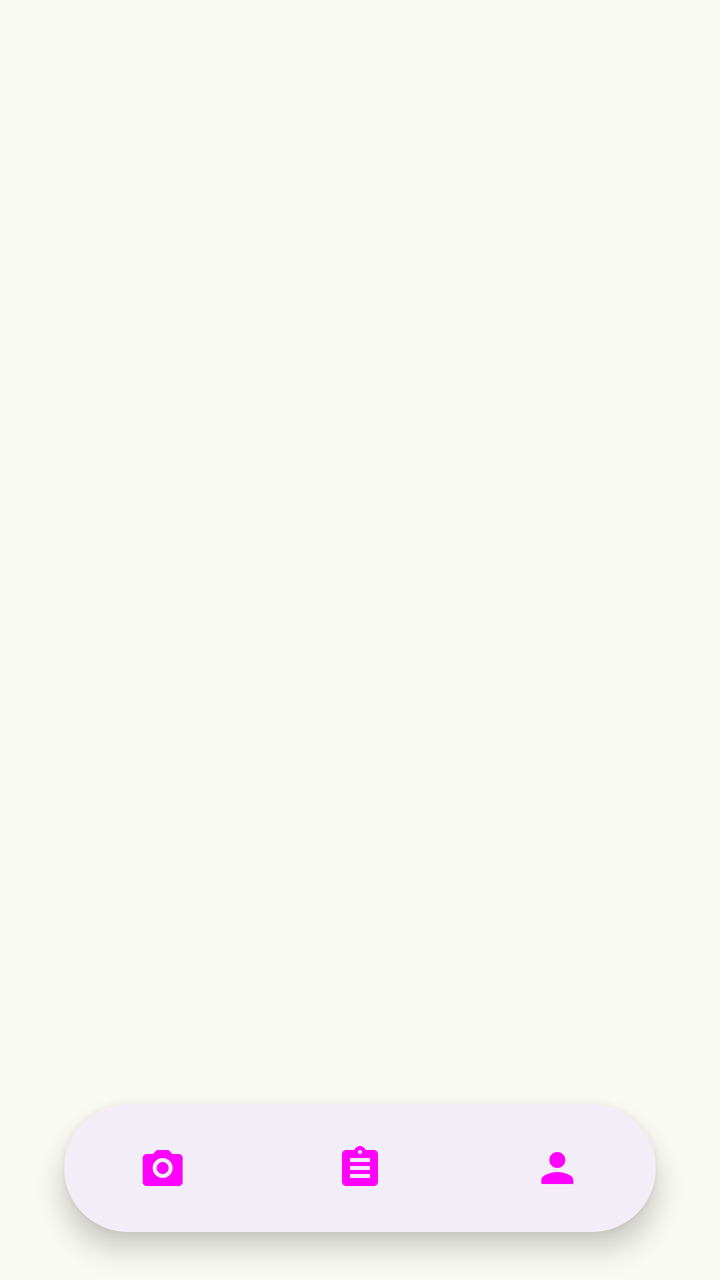
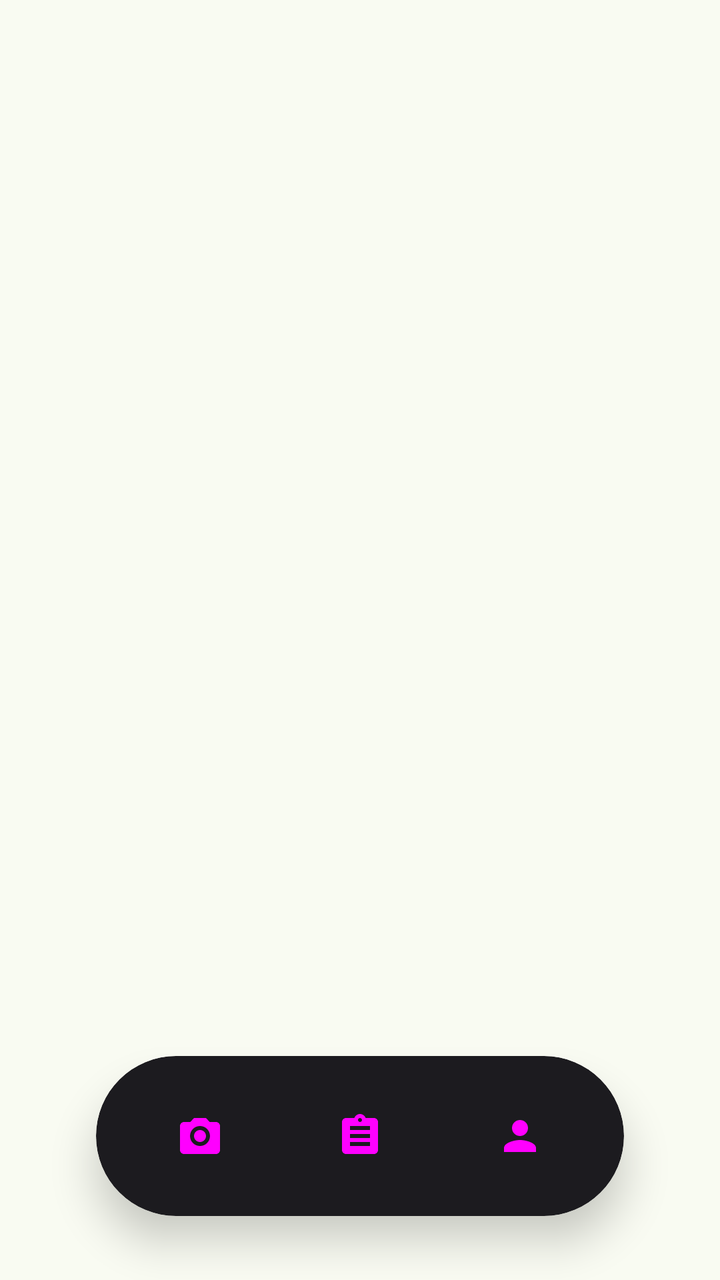

Before-and-after screenshots of an Android layout around one commit, followed by the original layout XML and the change that was made.
<!-- AndroidManifest.xml: application theme Theme.ScaScan -->
<!-- res/layout/fragment_main.xml -->
<?xml version="1.0" encoding="utf-8"?>
<androidx.constraintlayout.widget.ConstraintLayout
    xmlns:android="http://schemas.android.com/apk/res/android"
    xmlns:app="http://schemas.android.com/apk/res-auto"
    android:layout_width="match_parent"
    android:layout_height="match_parent"
    android:background="?android:colorBackground">

    <androidx.viewpager2.widget.ViewPager2
        android:id="@+id/viewPager"
        android:layout_width="0dp"
        android:layout_height="0dp"
        app:layout_constraintTop_toTopOf="parent"
        app:layout_constraintBottom_toBottomOf="parent"
        app:layout_constraintStart_toStartOf="parent"
        app:layout_constraintEnd_toEndOf="parent" />

    <com.google.android.material.progressindicator.LinearProgressIndicator
        android:id="@+id/analysisProgress"
        android:layout_width="match_parent"
        android:layout_height="4dp"
        android:indeterminate="true"
        android:visibility="gone"
        app:trackCornerRadius="0dp"
        app:layout_constraintTop_toTopOf="parent" />

    <com.google.android.material.card.MaterialCardView
        android:id="@+id/navCard"
        android:layout_width="0dp"
        android:layout_height="64dp"
        android:layout_marginBottom="24dp"
        android:layout_marginStart="32dp"
        android:layout_marginEnd="32dp"
        android:hapticFeedbackEnabled="true"
        app:cardCornerRadius="32dp"
        app:cardElevation="8dp"
        app:cardBackgroundColor="?attr/colorSurfaceContainer"
        app:strokeWidth="0dp"
        app:layout_constraintBottom_toBottomOf="parent"
        app:layout_constraintStart_toStartOf="parent"
        app:layout_constraintEnd_toEndOf="parent">

        <FrameLayout
            android:layout_width="match_parent"
            android:layout_height="match_parent">

            
            <View
                android:id="@+id/nav_indicator"
                android:layout_width="0dp"
                android:layout_height="48dp"
                android:layout_gravity="center_vertical"
                android:background="@drawable/nav_indicator_background" />

            <LinearLayout
                android:layout_width="match_parent"
                android:layout_height="match_parent"
                android:orientation="horizontal"
                android:baselineAligned="false">

                <FrameLayout
                    android:id="@+id/nav_home"
                    android:layout_width="0dp"
                    android:layout_height="match_parent"
                    android:layout_weight="1"
                    android:clickable="true"
                    android:focusable="true"
                    android:hapticFeedbackEnabled="true">

                    <ImageView
                        android:id="@+id/icon_home"
                        android:layout_width="24dp"
                        android:layout_height="24dp"
                        android:layout_gravity="center"
                        android:src="@drawable/ic_camera"
                        app:tint="@color/nav_item_tint"
                        android:contentDescription="@string/nav_scan" />
                </FrameLayout>

                <FrameLayout
                    android:id="@+id/nav_log"
                    android:layout_width="0dp"
                    android:layout_height="match_parent"
                    android:layout_weight="1"
                    android:clickable="true"
                    android:focusable="true"
                    android:hapticFeedbackEnabled="true">

                    <ImageView
                        android:id="@+id/icon_log"
                        android:layout_width="24dp"
                        android:layout_height="24dp"
                        android:layout_gravity="center"
                        android:src="@drawable/ic_nav_log"
                        app:tint="@color/nav_item_tint"
                        android:contentDescription="@string/nav_log" />
                </FrameLayout>

                <FrameLayout
                    android:id="@+id/nav_profile"
                    android:layout_width="0dp"
                    android:layout_height="match_parent"
                    android:layout_weight="1"
                    android:clickable="true"
                    android:focusable="true"
                    android:hapticFeedbackEnabled="true">

                    <ImageView
                        android:id="@+id/icon_profile"
                        android:layout_width="24dp"
                        android:layout_height="24dp"
                        android:layout_gravity="center"
                        android:src="@drawable/ic_nav_profile"
                        app:tint="@color/nav_item_tint"
                        android:contentDescription="@string/nav_profile" />
                </FrameLayout>

            </LinearLayout>
        </FrameLayout>

    </com.google.android.material.card.MaterialCardView>

</androidx.constraintlayout.widget.ConstraintLayout>
<!-- resources referenced by this layout -->
<resources>
  <!-- drawable ic_camera (drawable) -->
  <?xml version="1.0" encoding="utf-8"?>
  <vector xmlns:android="http://schemas.android.com/apk/res/android"
      android:width="24dp"
      android:height="24dp"
      android:viewportWidth="24"
      android:viewportHeight="24">
      <path
          android:fillColor="@android:color/white"
          android:pathData="M20,5H16.83L15,3H9L7.17,5H4C2.9,5 2,5.9 2,7v12c0,1.1 0.9,2 2,2h16c1.1,0 2,-0.9 2,-2V7C22,5.9 21.1,5 20,5zM12,17c-2.76,0 -5,-2.24 -5,-5s2.24,-5 5,-5 5,2.24 5,5S14.76,17 12,17zM12,9c-1.66,0 -3,1.34 -3,3s1.34,3 3,3 3,-1.34 3,-3S13.66,9 12,9z" />
  </vector>
  <!-- drawable ic_nav_log (drawable) -->
  <?xml version="1.0" encoding="utf-8"?>
  <vector xmlns:android="http://schemas.android.com/apk/res/android"
      android:width="24dp"
      android:height="24dp"
      android:viewportWidth="24"
      android:viewportHeight="24">
      <path
          android:fillColor="@android:color/white"
          android:pathData="M19,3H14.82C14.4,1.84 13.3,1 12,1C10.7,1 9.6,1.84 9.18,3H5C3.9,3 3,3.9 3,5v14c0,1.1 0.9,2 2,2h14c1.1,0 2,-0.9 2,-2V5C21,3.9 20.1,3 19,3zM12,3c0.55,0 1,0.45 1,1s-0.45,1 -1,1s-1,-0.45 -1,-1S11.45,3 12,3zM17,17H7v-2h10V17zM17,13H7v-2h10V13zM17,9H7V7h10V9z" />
  </vector>
  <!-- drawable ic_nav_profile (drawable) -->
  <?xml version="1.0" encoding="utf-8"?>
  <vector xmlns:android="http://schemas.android.com/apk/res/android"
      android:width="24dp"
      android:height="24dp"
      android:viewportWidth="24"
      android:viewportHeight="24">
      <path
          android:fillColor="@android:color/white"
          android:pathData="M12,12c2.21,0 4,-1.79 4,-4S14.21,4 12,4S8,5.79 8,8S9.79,12 12,12zM12,14c-2.67,0 -8,1.34 -8,4v2h16v-2C20,15.34 14.67,14 12,14z" />
  </vector>
  <!-- drawable nav_indicator_background (drawable) -->
  <?xml version="1.0" encoding="utf-8"?>
  <shape xmlns:android="http://schemas.android.com/apk/res/android">
      <solid android:color="?attr/colorPrimaryContainer" />
      <corners android:radius="24dp" />
  </shape>
  <string name="nav_log">Log</string>
  <string name="nav_profile">Profile</string>
  <string name="nav_scan">Scan</string>
  <color name="colorPrimary">#386A20</color>
  <color name="colorOnPrimary">#FFFFFF</color>
  <color name="colorBackground">#F9FBF2</color>
  <style name="ShapeAppearance.App.Pill" parent="">
          <item name="cornerFamily">rounded</item>
          <item name="cornerSize">50%</item>
      </style>
  <style name="ShapeAppearance.App.LargeRounded" parent="">
          <item name="cornerFamily">rounded</item>
          <item name="cornerSize">28dp</item>
      </style>
  <style name="Widget.App.Button" parent="Widget.Material3.Button">
          <item name="shapeAppearance">@style/ShapeAppearance.App.Pill</item>
          <item name="android:paddingStart">24dp</item>
          <item name="android:paddingEnd">24dp</item>
      </style>
  <style name="Widget.App.Button.Outlined" parent="Widget.Material3.Button.OutlinedButton">
          <item name="shapeAppearance">@style/ShapeAppearance.App.Pill</item>
          <item name="android:paddingStart">24dp</item>
          <item name="android:paddingEnd">24dp</item>
      </style>
  <style name="Widget.App.FloatingActionButton" parent="Widget.Material3.FloatingActionButton.Large.Primary">
          <item name="shapeAppearance">@style/ShapeAppearance.App.Pill</item>
      </style>
  <style name="Widget.App.ExtendedFab" parent="Widget.Material3.ExtendedFloatingActionButton.Primary">
          <item name="shapeAppearance">@style/ShapeAppearance.App.Pill</item>
      </style>
  <style name="Widget.App.Card" parent="Widget.Material3.CardView.Filled">
          <item name="shapeAppearance">@style/ShapeAppearance.App.LargeRounded</item>
          <item name="cardElevation">0dp</item>
          <item name="strokeWidth">0dp</item>
      </style>
  <!-- unchanged entries left out for length: 1 -->
</resources>

<!-- the commit's change to res/layout/fragment_main.xml (unified diff, before → after) -->
@@ -27,14 +27,14 @@
     <com.google.android.material.card.MaterialCardView
         android:id="@+id/navCard"
         android:layout_width="0dp"
-        android:layout_height="64dp"
-        android:layout_marginBottom="24dp"
-        android:layout_marginStart="32dp"
-        android:layout_marginEnd="32dp"
+        android:layout_height="80dp"
+        android:layout_marginBottom="32dp"
+        android:layout_marginStart="48dp"
+        android:layout_marginEnd="48dp"
         android:hapticFeedbackEnabled="true"
-        app:cardCornerRadius="32dp"
-        app:cardElevation="8dp"
-        app:cardBackgroundColor="?attr/colorSurfaceContainer"
+        app:cardCornerRadius="40dp"
+        app:cardElevation="12dp"
+        app:cardBackgroundColor="#1C1B1F"
         app:strokeWidth="0dp"
         app:layout_constraintBottom_toBottomOf="parent"
         app:layout_constraintStart_toStartOf="parent"
@@ -42,15 +42,8 @@
 
         <FrameLayout
             android:layout_width="match_parent"
-            android:layout_height="match_parent">
-
-            
-            <View
-                android:id="@+id/nav_indicator"
-                android:layout_width="0dp"
-                android:layout_height="48dp"
-                android:layout_gravity="center_vertical"
-                android:background="@drawable/nav_indicator_background" />
+            android:layout_height="match_parent"
+            android:paddingHorizontal="12dp">
 
             <LinearLayout
                 android:layout_width="match_parent"
@@ -58,62 +51,101 @@
                 android:orientation="horizontal"
                 android:baselineAligned="false">
 
-                <FrameLayout
+                
+                <LinearLayout
                     android:id="@+id/nav_home"
                     android:layout_width="0dp"
-                    android:layout_height="match_parent"
+                    android:layout_height="56dp"
                     android:layout_weight="1"
+                    android:layout_gravity="center_vertical"
+                    android:orientation="horizontal"
+                    android:gravity="center"
                     android:clickable="true"
                     android:focusable="true"
-                    android:hapticFeedbackEnabled="true">
+                    android:background="@drawable/nav_indicator_background">
 
                     <ImageView
                         android:id="@+id/icon_home"
                         android:layout_width="24dp"
                         android:layout_height="24dp"
-                        android:layout_gravity="center"
                         android:src="@drawable/ic_camera"
-                        app:tint="@color/nav_item_tint"
-                        android:contentDescription="@string/nav_scan" />
-                </FrameLayout>
+                        app:tint="@color/nav_item_tint" />
 
-                <FrameLayout
+                    <TextView
+                        android:id="@+id/label_home"
+                        android:layout_width="wrap_content"
+                        android:layout_height="wrap_content"
+                        android:text="@string/nav_scan"
+                        android:layout_marginStart="8dp"
+                        android:visibility="gone"
+                        style="@style/TextAppearance.Material3.LabelLarge"
+                        android:textStyle="bold"
+                        android:textColor="?attr/colorOnPrimaryContainer" />
+                </LinearLayout>
+
+                
+                <LinearLayout
                     android:id="@+id/nav_log"
                     android:layout_width="0dp"
-                    android:layout_height="match_parent"
+                    android:layout_height="56dp"
                     android:layout_weight="1"
+                    android:layout_gravity="center_vertical"
+                    android:orientation="horizontal"
+                    android:gravity="center"
                     android:clickable="true"
                     android:focusable="true"
-                    android:hapticFeedbackEnabled="true">
+                    android:background="@drawable/nav_indicator_background">
 
                     <ImageView
                         android:id="@+id/icon_log"
                         android:layout_width="24dp"
                         android:layout_height="24dp"
-                        android:layout_gravity="center"
                         android:src="@drawable/ic_nav_log"
-                        app:tint="@color/nav_item_tint"
-                        android:contentDescription="@string/nav_log" />
-                </FrameLayout>
+                        app:tint="@color/nav_item_tint" />
 
-                <FrameLayout
+                    <TextView
+                        android:id="@+id/label_log"
+                        android:layout_width="wrap_content"
+                        android:layout_height="wrap_content"
+                        android:text="@string/nav_log"
+                        android:layout_marginStart="8dp"
+                        android:visibility="gone"
+                        style="@style/TextAppearance.Material3.LabelLarge"
+                        android:textStyle="bold"
+                        android:textColor="?attr/colorOnPrimaryContainer" />
+                </LinearLayout>
+
+                
+                <LinearLayout
                     android:id="@+id/nav_profile"
                     android:layout_width="0dp"
-                    android:layout_height="match_parent"
+                    android:layout_height="56dp"
                     android:layout_weight="1"
+                    android:layout_gravity="center_vertical"
+                    android:orientation="horizontal"
+                    android:gravity="center"
                     android:clickable="true"
                     android:focusable="true"
-                    android:hapticFeedbackEnabled="true">
+                    android:background="@drawable/nav_indicator_background">
 
                     <ImageView
                         android:id="@+id/icon_profile"
                         android:layout_width="24dp"
                         android:layout_height="24dp"
-                        android:layout_gravity="center"
                         android:src="@drawable/ic_nav_profile"
-                        app:tint="@color/nav_item_tint"
-                        android:contentDescription="@string/nav_profile" />
-                </FrameLayout>
+                        app:tint="@color/nav_item_tint" />
+
+                    <TextView
+                        android:id="@+id/label_profile"
+                        android:layout_width="wrap_content"
+                        android:layout_height="wrap_content"
+                        android:text="@string/nav_profile"
+                        android:layout_marginStart="8dp"
+                        android:visibility="gone"
+                        style="@style/TextAppearance.Material3.LabelLarge"
+                        android:textStyle="bold"
+                        android:textColor="?attr/colorOnPrimaryContainer" />
+                </LinearLayout>
 
             </LinearLayout>
         </FrameLayout>
